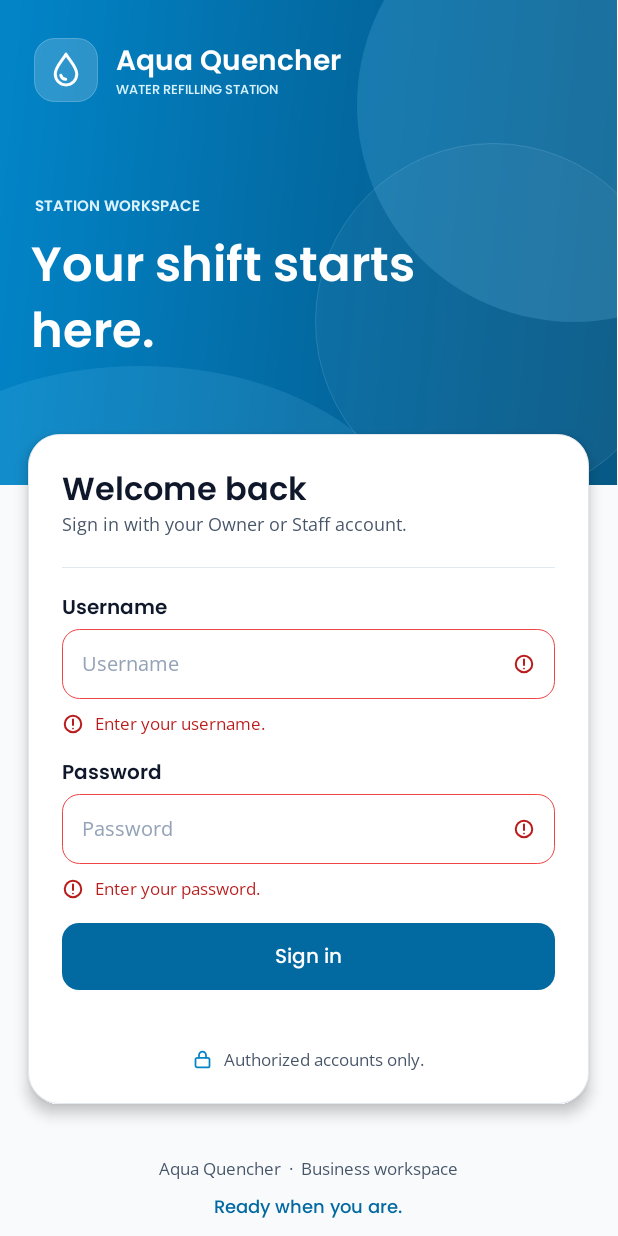
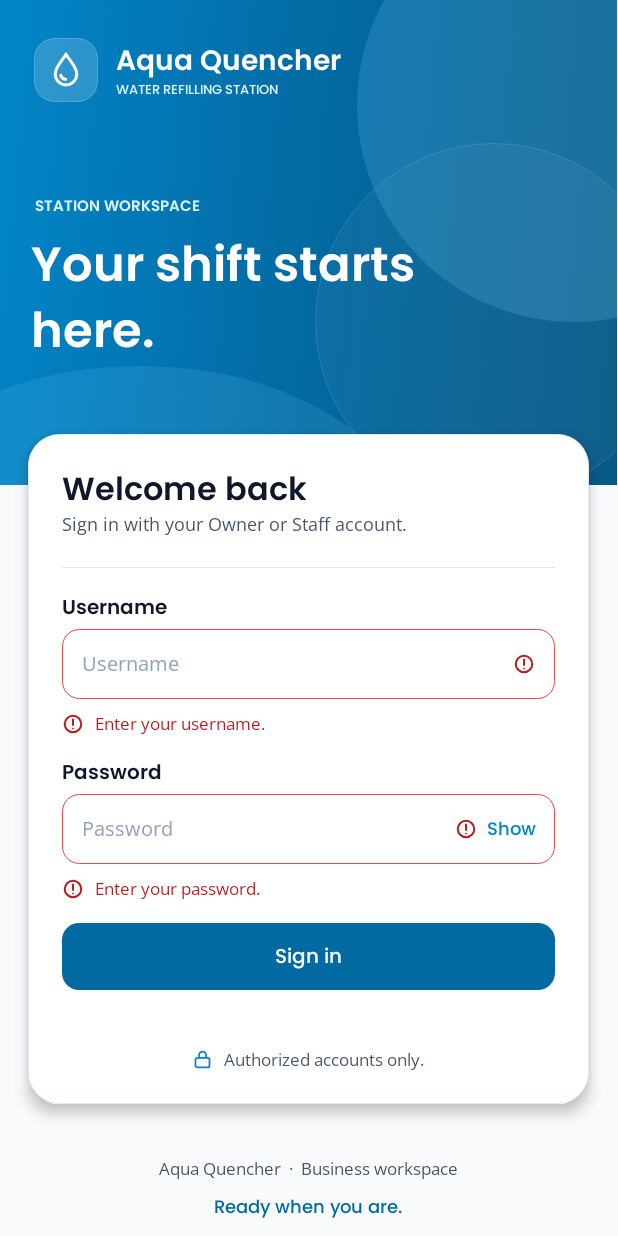
Before and after one commit to deo-ganub/Aqua-Quenchers-BMS, an Android app: the screen it shows after launch (MainActivity), after a tap on "Sign in", on a phone screen of 412 x 824 dp. Run offline under Robolectric (Android 15) with nearby library versions, the phone set to English and light mode, and no system bars; pictures from the network do not load.

Commit message:
Add authenticator setup page and show/hide password toggle
Owner can set up the authenticator app from Settings > Authenticator
(QR code and setup key, confirmed with a 6-digit code). Sign-in password
field gets a Show/Hide toggle. Status text reads "Authenticator app set
up and active." when enrolled.

Co-Authored-By: Claude Haiku 5.5 <noreply@anthropic.com>

```diff
--- a/app/build.gradle
+++ b/app/build.gradle
@@ -45,4 +45,4 @@ android {
     // Explicit synthetic parity fixtures belong only to the instrumentation APK.
     sourceSets { androidTest.assets.srcDir rootProject.file('classifier/fixtures') }
 }
-dependencies { implementation project(':classifier-java'); testImplementation 'junit:junit:4.13.2'; androidTestImplementation 'androidx.test:runner:1.6.2'; androidTestImplementation 'androidx.test.ext:junit:1.2.1' }
+dependencies { implementation project(':classifier-java'); implementation 'com.google.zxing:core:3.5.3';testImplementation 'junit:junit:4.13.2'; androidTestImplementation 'androidx.test:runner:1.6.2'; androidTestImplementation 'androidx.test.ext:junit:1.2.1' }
--- a/app/src/main/java/com/aquaquenchers/bms/MainActivity.java
+++ b/app/src/main/java/com/aquaquenchers/bms/MainActivity.java
@@ -764,6 +764,25 @@ public final class MainActivity extends Activity {
         ui.hug(foot, ui.tv("Aqua Quencher  ·  Business workspace", 12, 16, Ui.NAV_MUTED, ui.o4));
         ui.hug(foot, ui.tv("Ready when you are.", 13, 20, Ui.PRIMARY, ui.p5));
     }
+    /** Show/Hide toggle for a password field. Keeps the typed text and cursor position. */
+    private void addShowHideToggle(EditText e, FrameLayout box) {
+        TextView toggle = ui.tv("Show", 13, 18, 0xFF0284C7, ui.p5);
+        toggle.setContentDescription("Show password");
+        toggle.setClickable(true);
+        toggle.setPadding(ui.px(8), ui.px(8), ui.px(8), ui.px(8));
+        FrameLayout.LayoutParams lp = new FrameLayout.LayoutParams(-2, -2, Gravity.END | Gravity.CENTER_VERTICAL);
+        lp.rightMargin = ui.px(6);
+        box.addView(toggle, lp);
+        toggle.setOnClickListener(v -> {
+            boolean currentlyHidden = "Show".contentEquals(toggle.getText());
+            int cursor = e.getSelectionEnd();
+            e.setInputType(InputType.TYPE_CLASS_TEXT | (currentlyHidden ? InputType.TYPE_TEXT_VARIATION_NORMAL : InputType.TYPE_TEXT_VARIATION_PASSWORD));
+            e.setTypeface(ui.o4);
+            e.setSelection(Math.max(0, Math.min(cursor, e.length())));
+            toggle.setText(currentlyHidden ? "Hide" : "Show");
+            toggle.setContentDescription(currentlyHidden ? "Hide password" : "Show password");
+        });
+    }
     /** Sign-in field: Poppins 600 14/21 label, input, and an icon + message validation row. */
     private EditText signField(LinearLayout form, String label, float h, float r, float w, String value, boolean secret) {
         LinearLayout field = ui.V(form, 6);
@@ -774,11 +793,12 @@ public final class MainActivity extends Activity {
         e.setTag(label); e.setContentDescription(label); e.setHint(label); e.setText(value);
         e.setInputType(InputType.TYPE_CLASS_TEXT | (secret ? InputType.TYPE_TEXT_VARIATION_PASSWORD : 0)); e.setSingleLine(true);
         e.setTypeface(ui.o4); e.setTextColor(0xFF334155); e.setHintTextColor(0xFF94A3B8); e.setIncludeFontPadding(false); ui.size(e, 14, 19);
-        e.setGravity(Gravity.CENTER_VERTICAL); ui.pad(e, 14, 0, 40, 0);
+        e.setGravity(Gravity.CENTER_VERTICAL); ui.pad(e, 14, 0, secret ? 84 : 40, 0);
         e.setBackground(ui.shape(Ui.WHITE, 0xFFCBD5E1, r));
         box.addView(e, new FrameLayout.LayoutParams(-1, -1));
+        if (secret) addShowHideToggle(e, box);
         ImageView mark = ui.icon(R.drawable.ic_error, 0xFFB91C1C); mark.setVisibility(View.GONE);
-        FrameLayout.LayoutParams mp = new FrameLayout.LayoutParams(ui.px(16), ui.px(16), Gravity.END | Gravity.CENTER_VERTICAL); mp.rightMargin = ui.px(14); box.addView(mark, mp);
+        FrameLayout.LayoutParams mp = new FrameLayout.LayoutParams(ui.px(16), ui.px(16), Gravity.END | Gravity.CENTER_VERTICAL); mp.rightMargin = ui.px(secret ? 56 : 14); box.addView(mark, mp);
         LinearLayout row = ui.hbox(8); row.setVisibility(View.GONE); row.setMinimumHeight(ui.px(24));
         row.addView(ui.icon(R.drawable.ic_error, 0xFFB91C1C), new LinearLayout.LayoutParams(ui.px(16), ui.px(16)));
         TextView msg = ui.tv("", 12, 16, 0xFFB91C1C, ui.o4); ui.hug(row, msg);
```
Also changed, not shown: app/src/main/java/com/aquaquenchers/bms/OwnerUi.java (+82 -2 lines).
